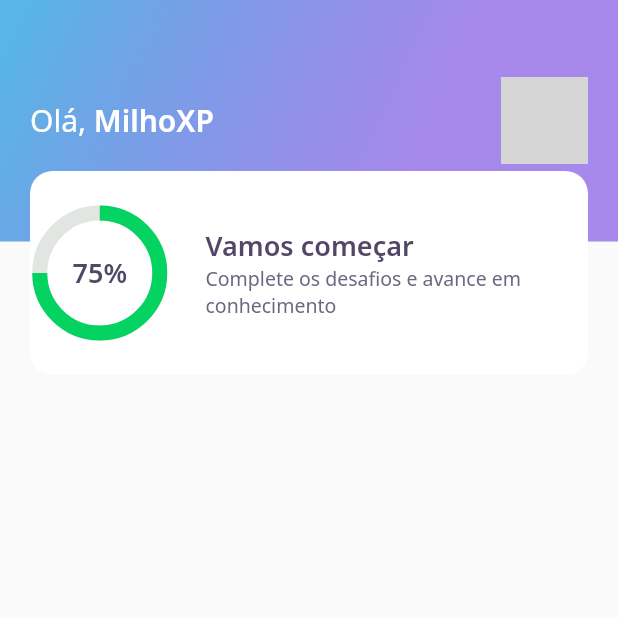
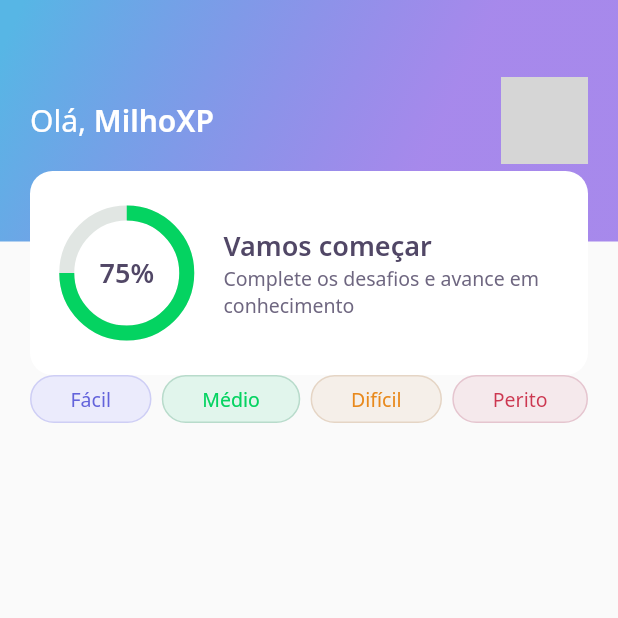
Before and after one commit to luizcarlosdev/dev_quiz, a Flutter app: the screen it shows after launch, on a phone screen of 412 x 824 dp, the top half of it. Run offline on Flutter 3.47's test engine with Material 2 defaults, Android fonts, the phone set to English and light mode, and no system bars; our stand-ins replace google_fonts; network calls fail; grey boxes are pictures that could not be loaded.

Commit message:
day02 - level button widget done

```diff
--- a/lib/home/home_page.dart
+++ b/lib/home/home_page.dart
@@ -1,4 +1,5 @@
 import 'package:dev_quiz/home/widgets/appbar/app_bar_widget.dart';
+import 'package:dev_quiz/home/widgets/level_button/level_button_widget.dart';
 import 'package:flutter/material.dart';
 
 class HomePage extends StatefulWidget {
@@ -13,6 +14,26 @@ class _HomePageState extends State<HomePage> {
   Widget build(BuildContext context) {
     return Scaffold(
       appBar: AppBarWidget(),
+      body: Padding(
+        padding: const EdgeInsets.symmetric(horizontal: 20.0),
+        child: Row(
+          mainAxisAlignment: MainAxisAlignment.spaceBetween,
+          children: [
+            LevelButtonWidget(
+              label: "Fácil",
+            ),
+            LevelButtonWidget(
+              label: "Médio",
+            ),
+            LevelButtonWidget(
+              label: "Difícil",
+            ),
+            LevelButtonWidget(
+              label: "Perito",
+            ),
+          ],
+        ),
+      ),
     );
   }
 }
--- /dev/null
+++ b/lib/home/widgets/level_button/level_button_widget.dart
@@ -0,0 +1,65 @@
+import 'package:dev_quiz/core/app_colors.dart';
+import 'package:flutter/material.dart';
+import 'package:google_fonts/google_fonts.dart';
+
+class LevelButtonWidget extends StatelessWidget {
+  final String label;
+  LevelButtonWidget({
+    Key? key,
+    required this.label,
+  })   : assert(
+          ["Fácil", "Médio", "Difícil", "Perito"].contains(label),
+        ),
+        super(key: key);
+
+  final config = {
+    "Fácil": {
+      "color": AppColors.levelButtonFacil,
+      "borderColor": AppColors.levelButtonBorderFacil,
+      "fontColor": AppColors.levelButtonTextFacil,
+    },
+    "Médio": {
+      "color": AppColors.levelButtonMedio,
+      "borderColor": AppColors.levelButtonBorderMedio,
+      "fontColor": AppColors.levelButtonTextMedio,
+    },
+    "Difícil": {
+      "color": AppColors.levelButtonDificil,
+      "borderColor": AppColors.levelButtonBorderDificil,
+      "fontColor": AppColors.levelButtonTextDificil,
+    },
+    "Perito": {
+      "color": AppColors.levelButtonPerito,
+      "borderColor": AppColors.levelButtonBorderPerito,
+      "fontColor": AppColors.levelButtonTextPerito,
+    },
+  };
+
+  Color get color => config[label]!['color']!;
+  Color get borderColor => config[label]!['borderColor']!;
+  Color get fontColor => config[label]!['fontColor']!;
+
+  @override
+  Widget build(BuildContext context) {
+    return Container(
+      decoration: BoxDecoration(
+        color: color,
+        border: Border.fromBorderSide(BorderSide(color: borderColor)),
+        borderRadius: BorderRadius.circular(28),
+      ),
+      child: Padding(
+        padding: const EdgeInsets.symmetric(
+          horizontal: 26.0,
+          vertical: 6.0,
+        ),
+        child: Text(
+          label,
+          style: GoogleFonts.notoSans(
+            color: fontColor,
+            fontSize: 13,
+          ),
+        ),
+      ),
+    );
+  }
+}
--- a/lib/home/widgets/score_card/score_card_widget.dart
+++ b/lib/home/widgets/score_card/score_card_widget.dart
@@ -15,6 +15,8 @@ class ScoreCardWidget extends StatelessWidget {
           color: AppColors.white,
           borderRadius: BorderRadius.circular(15),
         ),
+        child: Padding(
+          padding: const EdgeInsets.symmetric(horizontal: 24),
           child: Row(
             crossAxisAlignment: CrossAxisAlignment.center,
             children: [
@@ -45,6 +47,7 @@ class ScoreCardWidget extends StatelessWidget {
             ],
           ),
         ),
+      ),
     );
   }
 }
```
Lines whose indentation alone changed are shown as unchanged.
